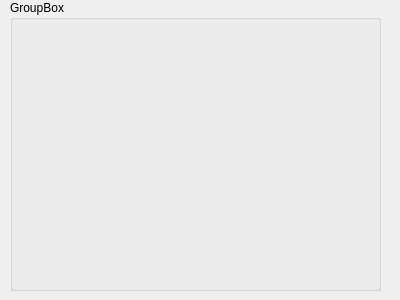
First picture: the form in employepanel.ui, repository fr3kz/System-bank-admin-gui, before the edit.
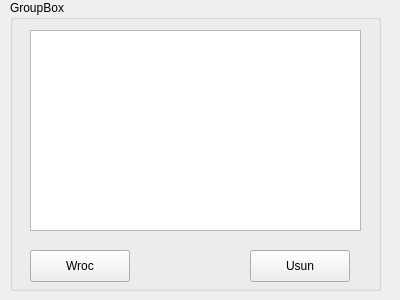
Second picture: the form after the edit.

Commit message: add employe panel, ticket count

The edit to the form file:
```diff
--- a/employepanel.ui
+++ b/employepanel.ui
@@ -25,6 +25,42 @@
    <property name="title">
     <string>GroupBox</string>
    </property>
+   <widget class="QListWidget" name="listWidget">
+    <property name="geometry">
+     <rect>
+      <x>20</x>
+      <y>30</y>
+      <width>331</width>
+      <height>201</height>
+     </rect>
+    </property>
+   </widget>
+   <widget class="QPushButton" name="pushButton">
+    <property name="geometry">
+     <rect>
+      <x>240</x>
+      <y>250</y>
+      <width>100</width>
+      <height>32</height>
+     </rect>
+    </property>
+    <property name="text">
+     <string>Usun</string>
+    </property>
+   </widget>
+   <widget class="QPushButton" name="pushButton_2">
+    <property name="geometry">
+     <rect>
+      <x>20</x>
+      <y>250</y>
+      <width>100</width>
+      <height>32</height>
+     </rect>
+    </property>
+    <property name="text">
+     <string>Wroc</string>
+    </property>
+   </widget>
   </widget>
  </widget>
  <resources/>
```
The commit also changes 4 other files.
